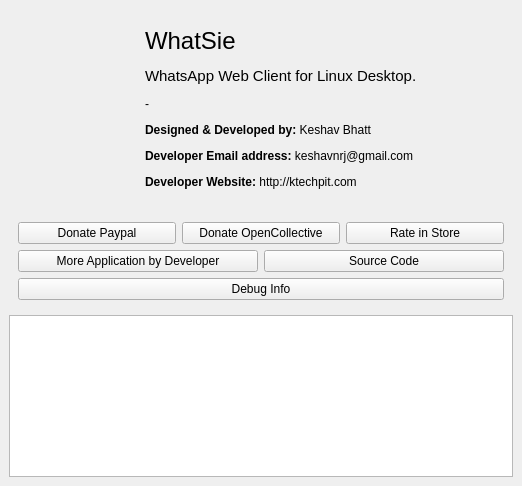
keshavbhatt/whatsie, file src/about.ui: the form before one commit.
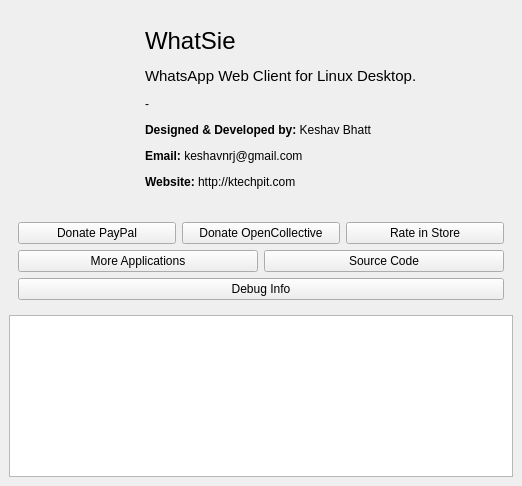
The form after the commit. Icons and pictures are not drawn.

What changed in the file:
```diff
--- a/src/about.ui
+++ b/src/about.ui
@@ -139,7 +139,7 @@
             <item>
              <widget class="QLabel" name="desc2">
               <property name="text">
-               <string>&lt;html&gt;&lt;head/&gt;&lt;body&gt;&lt;p&gt;&lt;span style=&quot; font-weight:600;&quot;&gt;Designed &amp;amp; Developed by:&lt;/span&gt; Keshav Bhatt &lt;/p&gt;&lt;p&gt;&lt;span style=&quot; font-weight:600;&quot;&gt;Developer Email address: &lt;/span&gt;keshavnrj@gmail.com&lt;/p&gt;&lt;p&gt;&lt;span style=&quot; font-weight:600;&quot;&gt;Developer Website:&lt;/span&gt; http://ktechpit.com&lt;/p&gt;&lt;/body&gt;&lt;/html&gt;</string>
+               <string>&lt;html&gt;&lt;head/&gt;&lt;body&gt;&lt;p&gt;&lt;span style=&quot; font-weight:600;&quot;&gt;Designed &amp;amp; Developed by:&lt;/span&gt; Keshav Bhatt &lt;/p&gt;&lt;p&gt;&lt;span style=&quot; font-weight:600;&quot;&gt;Email: &lt;/span&gt;keshavnrj@gmail.com&lt;/p&gt;&lt;p&gt;&lt;span style=&quot; font-weight:600;&quot;&gt;Website:&lt;/span&gt; http://ktechpit.com&lt;/p&gt;&lt;/body&gt;&lt;/html&gt;</string>
               </property>
              </widget>
             </item>
@@ -168,7 +168,7 @@
            <item>
             <widget class="QPushButton" name="donate">
              <property name="text">
-              <string>Donate Paypal</string>
+              <string>Donate PayPal</string>
              </property>
             </widget>
            </item>
@@ -193,7 +193,7 @@
            <item>
             <widget class="QPushButton" name="more_apps">
              <property name="text">
-              <string>More Application by Developer</string>
+              <string>More Applications</string>
              </property>
             </widget>
            </item>
```
